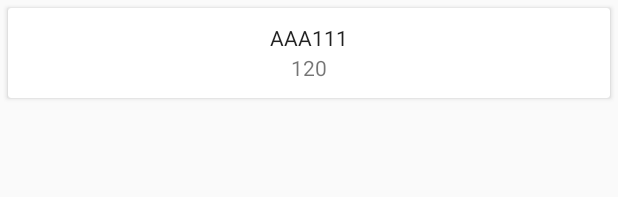
After one commit to angelsimon/PAII-TP3, an Android app: the layout estacionamiento_grid_template.xml on its own in the app's theme, with its tools: preview values and no code run, on a phone screen of 412 x 824 dp. The commit adds this screen. Shown: the top 197 px of the screen. Run offline under Robolectric (Android 15) with nearby library versions, the phone set to English and light mode, and no system bars.

Commit message:
Ver estacionamientos

```diff
--- /dev/null
+++ b/app/src/main/res/layout/estacionamiento_grid_template.xml
@@ -0,0 +1,35 @@
+<?xml version="1.0" encoding="utf-8"?>
+<androidx.constraintlayout.widget.ConstraintLayout xmlns:android="http://schemas.android.com/apk/res/android"
+    xmlns:app="http://schemas.android.com/apk/res-auto"
+    xmlns:tools="http://schemas.android.com/tools"
+    android:layout_width="match_parent"
+    android:layout_height="match_parent"
+    android:layout_centerHorizontal="true">
+
+    <androidx.cardview.widget.CardView
+        android:layout_width="match_parent"
+        android:layout_height="60dp"
+        android:layout_margin="5dp"
+        app:layout_constraintStart_toStartOf="parent"
+        app:layout_constraintTop_toTopOf="parent">
+
+        <TextView
+            android:id="@+id/txtPatente"
+            android:layout_width="match_parent"
+            android:layout_height="wrap_content"
+            android:layout_marginTop="10dp"
+            android:gravity="center_horizontal"
+            android:text="AAA111"
+            android:textAppearance="@style/TextAppearance.AppCompat.Body1" />
+
+        <TextView
+            android:id="@+id/txtTiempo"
+            android:layout_width="match_parent"
+            android:layout_height="wrap_content"
+            android:layout_marginTop="30dp"
+            android:gravity="center_horizontal"
+            android:text="120" />
+
+    </androidx.cardview.widget.CardView>
+
+</androidx.constraintlayout.widget.ConstraintLayout>
```
Also changed, not shown: app/src/main/java/adapters/EstacionamientoAdapter.java (added, +58 -0 lines), app/src/main/java/com/grupo06/tp03/ui/home/HomeFragment.java (+9 -12 lines), app/src/main/java/com/grupo06/tp03/ui/home/HomeViewModel.java (+5 -6 lines), app/src/main/res/layout/fragment_home.xml (+6 -11 lines).
